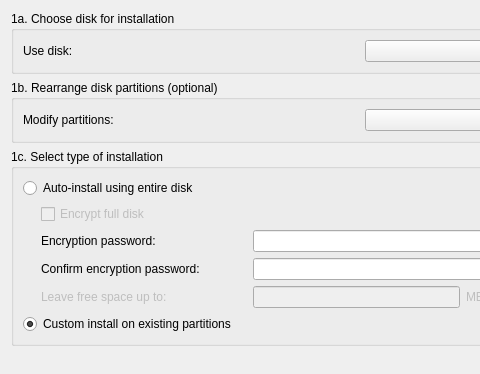
Before: the Qt Designer form meinstall.ui in gazelle-installer/gazelle-installer, drawn with Qt 5; both pictures show x 0 to 480 and y 0 to 374 of the 738 by 526 pixel window.
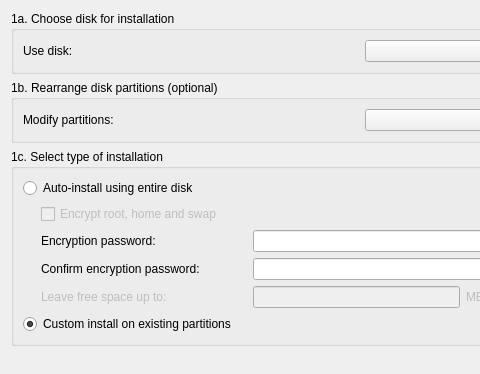
After: the same form once the commit is applied. The open tabs and pages were chosen to show the change. Icons and pictures are not drawn.

Commit message: modified encryption text

The edit to the form file:
```diff
--- a/meinstall.ui
+++ b/meinstall.ui
@@ -460,7 +460,7 @@
              <bool>false</bool>
             </property>
             <property name="text">
-             <string>Encrypt full disk</string>
+             <string>Encrypt root, home and swap</string>
             </property>
            </widget>
           </item>
```
Left out of the diff: 2 changed lines with no effect on the pictures.
